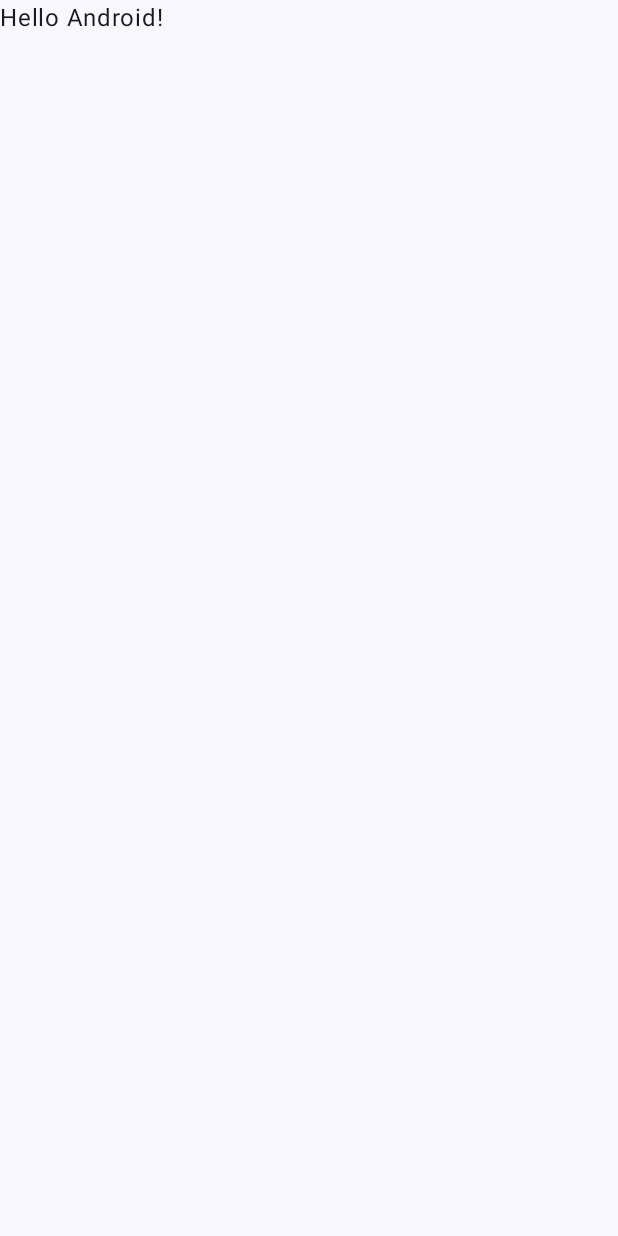
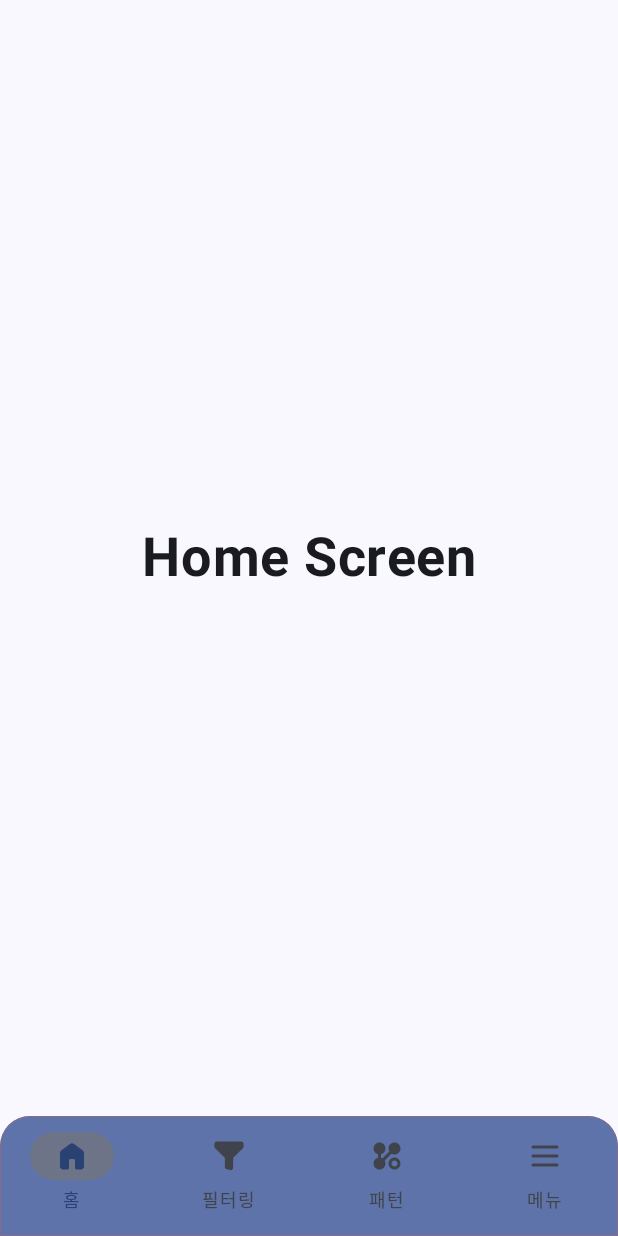
Before and after one commit to SM-QuanTest/QuanTest-FE, an Android app built with Jetpack Compose: the screen it shows after launch (MainActivity), on a phone screen of 412 x 824 dp. Before the commit the screen is almost empty. Run offline under Robolectric (Android 15) with nearby library versions, the phone set to English and light mode, and no system bars.

Commit message:
feat: 하단 네비게이션바 구현

```diff
--- a/app/build.gradle.kts
+++ b/app/build.gradle.kts
@@ -56,4 +56,8 @@ dependencies {
     androidTestImplementation(libs.androidx.ui.test.junit4)
     debugImplementation(libs.androidx.ui.tooling)
     debugImplementation(libs.androidx.ui.test.manifest)
+
+    implementation("androidx.navigation:navigation-compose:2.9.0")
+    implementation("androidx.compose.material:material:1.8.2")
+
 }
--- /dev/null
+++ b/app/src/main/java/com/example/quantest/BottomNavItem.kt
@@ -0,0 +1,19 @@
+package com.example.quantest
+
+import androidx.compose.material.icons.Icons
+import androidx.compose.material.icons.filled.Build
+import androidx.compose.material.icons.filled.Home
+import androidx.compose.material.icons.filled.Menu
+import androidx.compose.material.icons.filled.ShoppingCart
+import androidx.compose.ui.graphics.vector.ImageVector
+
+sealed class BottomNavItem(
+    val route: String,
+    val label: Int,
+    val icon: Int
+) {
+    object Home : BottomNavItem("home", R.string.tab_home, R.drawable.ic_home)
+    object Filter : BottomNavItem("filter", R.string.tab_filter, R.drawable.ic_filter)
+    object Pattern : BottomNavItem("pattern", R.string.tab_pattern, R.drawable.ic_pattern)
+    object Menu : BottomNavItem("menu", R.string.tab_menu, R.drawable.ic_menu)
+}
--- /dev/null
+++ b/app/src/main/java/com/example/quantest/FilterScreen.kt
@@ -0,0 +1,21 @@
+package com.example.quantest
+
+import androidx.compose.foundation.layout.Box
+import androidx.compose.foundation.layout.fillMaxSize
+import androidx.compose.runtime.Composable
+import androidx.compose.material3.Text
+import androidx.compose.ui.Modifier
+import androidx.compose.ui.Alignment
+import androidx.compose.ui.text.font.FontWeight
+import androidx.compose.ui.unit.sp
+
+@Composable
+fun FilterScreen() {
+    Box(modifier = Modifier.fillMaxSize(), contentAlignment = Alignment.Center) {
+        Text(
+            text = "Filter Screen",
+            fontSize = 36.sp,
+            fontWeight = FontWeight.Bold
+        )
+    }
+}
--- /dev/null
+++ b/app/src/main/java/com/example/quantest/HomeScreen.kt
@@ -0,0 +1,21 @@
+package com.example.quantest
+
+import androidx.compose.foundation.layout.Box
+import androidx.compose.foundation.layout.fillMaxSize
+import androidx.compose.runtime.Composable
+import androidx.compose.material3.Text
+import androidx.compose.ui.Modifier
+import androidx.compose.ui.Alignment
+import androidx.compose.ui.text.font.FontWeight
+import androidx.compose.ui.unit.sp
+
+@Composable
+fun HomeScreen() {
+    Box(modifier = Modifier.fillMaxSize(), contentAlignment = Alignment.Center) {
+        Text(
+            text = "Home Screen",
+            fontSize = 36.sp,
+            fontWeight = FontWeight.Bold
+            )
+    }
+}
--- a/app/src/main/java/com/example/quantest/MainActivity.kt
+++ b/app/src/main/java/com/example/quantest/MainActivity.kt
@@ -3,45 +3,15 @@ package com.example.quantest
 import android.os.Bundle
 import androidx.activity.ComponentActivity
 import androidx.activity.compose.setContent
-import androidx.activity.enableEdgeToEdge
-import androidx.compose.foundation.layout.fillMaxSize
-import androidx.compose.foundation.layout.padding
-import androidx.compose.material3.Scaffold
-import androidx.compose.material3.Text
-import androidx.compose.runtime.Composable
-import androidx.compose.ui.Modifier
-import androidx.compose.ui.tooling.preview.Preview
 import com.example.quantest.ui.theme.QuanTestTheme
 
 class MainActivity : ComponentActivity() {
     override fun onCreate(savedInstanceState: Bundle?) {
         super.onCreate(savedInstanceState)
-        enableEdgeToEdge()
         setContent {
-            QuanTestTheme {
-                Scaffold(modifier = Modifier.fillMaxSize()) { innerPadding ->
-                    Greeting(
-                        name = "Android",
-                        modifier = Modifier.padding(innerPadding)
-                    )
-                }
+            QuanTestTheme  {
+                MainScreen()
             }
         }
     }
 }
-
-@Composable
-fun Greeting(name: String, modifier: Modifier = Modifier) {
-    Text(
-        text = "Hello $name!",
-        modifier = modifier
-    )
-}
-
-@Preview(showBackground = true)
-@Composable
-fun GreetingPreview() {
-    QuanTestTheme {
-        Greeting("Android")
-    }
-}
--- /dev/null
+++ b/app/src/main/java/com/example/quantest/MainScreen.kt
@@ -0,0 +1,124 @@
+package com.example.quantest
+
+import androidx.compose.foundation.background
+import androidx.compose.foundation.border
+import androidx.compose.foundation.interaction.MutableInteractionSource
+import androidx.compose.foundation.layout.*
+import androidx.compose.foundation.shape.RoundedCornerShape
+import androidx.compose.material3.*
+import androidx.compose.runtime.Composable
+import androidx.compose.runtime.getValue
+import androidx.compose.runtime.remember
+import androidx.compose.ui.Modifier
+import androidx.compose.ui.draw.clip
+import androidx.compose.ui.graphics.Color
+import androidx.compose.ui.res.painterResource
+import androidx.compose.ui.res.stringResource
+import androidx.compose.ui.unit.dp
+import androidx.compose.ui.unit.sp
+import androidx.navigation.NavDestination
+import androidx.navigation.NavDestination.Companion.hierarchy
+import androidx.navigation.NavGraph.Companion.findStartDestination
+import androidx.navigation.NavHostController
+import androidx.navigation.compose.currentBackStackEntryAsState
+import androidx.navigation.compose.rememberNavController
+
+@Composable
+fun MainScreen() {
+    val navController = rememberNavController()
+    Scaffold(
+        bottomBar = { BottomBar(navController = navController) }
+    ) { innerPadding ->
+        Box(Modifier.padding(innerPadding)) {
+            NavGraph(navController = navController)
+        }
+    }
+}
+
+@Composable
+fun BottomBar(navController: NavHostController) {
+    val screens = listOf(
+        BottomNavItem.Home,
+        BottomNavItem.Filter,
+        BottomNavItem.Pattern,
+        BottomNavItem.Menu
+    )
+    val navBackStackEntry by navController.currentBackStackEntryAsState()
+    val currentDestination = navBackStackEntry?.destination
+
+    // 테두리/모서리 스타일 처리
+    Box(
+        modifier = Modifier
+            .fillMaxWidth()
+            .clip(RoundedCornerShape(topStart = 20.dp, topEnd = 20.dp))
+            .background(Color.Transparent)
+            .border(
+                width = 0.3.dp,
+                color = MaterialTheme.colorScheme.tertiaryContainer,
+                shape = RoundedCornerShape(topStart = 20.dp, topEnd = 20.dp)
+            )
+    ) {
+        NavigationBar(
+            containerColor = MaterialTheme.colorScheme.primaryContainer,
+            tonalElevation = 0.dp // 평면 스타일
+        ) {
+            screens.forEach { screen ->
+                AddItem(
+                    item = screen,
+                    currentDestination = currentDestination,
+                    navController = navController
+                )
+            }
+        }
+    }
+}
+
+@Composable
+fun RowScope.AddItem(
+    item: BottomNavItem,
+    currentDestination: NavDestination?,
+    navController: NavHostController
+) {
+    val selected = currentDestination?.hierarchy?.any { it.route == item.route } == true
+
+    val iconColor = if (selected) {
+        MaterialTheme.colorScheme.primary
+    } else {
+        MaterialTheme.colorScheme.onSurfaceVariant
+    }
+
+    val textColor = if (selected) {
+        MaterialTheme.colorScheme.primary
+    } else {
+        MaterialTheme.colorScheme.onSurfaceVariant
+    }
+
+    val interactionSource = remember { MutableInteractionSource() }
+
+    NavigationBarItem(
+        selected = selected,
+        onClick = {
+            navController.navigate(item.route) {
+                popUpTo(navController.graph.findStartDestination().id)
+                launchSingleTop = true
+            }
+        },
+        icon = {
+            Icon(
+                painter = painterResource(id = item.icon),
+                contentDescription = item.route,
+                modifier = Modifier.size(24.dp),
+                tint = iconColor
+            )
+        },
+        label = {
+            Text(
+                text = stringResource(id = item.label),
+                fontSize = 12.sp,
+                color = textColor
+            )
+        },
+        alwaysShowLabel = true,
+        interactionSource = interactionSource
+    )
+}
--- /dev/null
+++ b/app/src/main/java/com/example/quantest/MenuScreen.kt
@@ -0,0 +1,21 @@
+package com.example.quantest
+
+import androidx.compose.foundation.layout.Box
+import androidx.compose.foundation.layout.fillMaxSize
+import androidx.compose.runtime.Composable
+import androidx.compose.material3.Text
+import androidx.compose.ui.Modifier
+import androidx.compose.ui.Alignment
+import androidx.compose.ui.text.font.FontWeight
+import androidx.compose.ui.unit.sp
+
+@Composable
+fun MenuScreen() {
+    Box(modifier = Modifier.fillMaxSize(), contentAlignment = Alignment.Center) {
+        Text(
+            text = "Menu Screen",
+            fontSize = 36.sp,
+            fontWeight = FontWeight.Bold
+        )
+    }
+}
--- /dev/null
+++ b/app/src/main/java/com/example/quantest/NavGraph.kt
@@ -0,0 +1,16 @@
+package com.example.quantest
+
+import androidx.compose.runtime.Composable
+import androidx.navigation.NavHostController
+import androidx.navigation.compose.NavHost
+import androidx.navigation.compose.composable
+
+@Composable
+fun NavGraph(navController: NavHostController) {
+    NavHost(navController = navController, startDestination = BottomNavItem.Home.route) {
+        composable(BottomNavItem.Home.route) { HomeScreen() }
+        composable(BottomNavItem.Filter.route) { FilterScreen() }
+        composable(BottomNavItem.Pattern.route) { PatternScreen() }
+        composable(BottomNavItem.Menu.route) { MenuScreen() }
+    }
+}
--- /dev/null
+++ b/app/src/main/java/com/example/quantest/PatternScreen.kt
@@ -0,0 +1,21 @@
+package com.example.quantest
+
+import androidx.compose.foundation.layout.Box
+import androidx.compose.foundation.layout.fillMaxSize
+import androidx.compose.runtime.Composable
+import androidx.compose.material3.Text
+import androidx.compose.ui.Modifier
+import androidx.compose.ui.Alignment
+import androidx.compose.ui.text.font.FontWeight
+import androidx.compose.ui.unit.sp
+
+@Composable
+fun PatternScreen() {
+    Box(modifier = Modifier.fillMaxSize(), contentAlignment = Alignment.Center) {
+        Text(
+            text = "Pattern Screen",
+            fontSize = 36.sp,
+            fontWeight = FontWeight.Bold
+        )
+    }
+}
--- a/app/src/main/java/com/example/quantest/ui/theme/Color.kt
+++ b/app/src/main/java/com/example/quantest/ui/theme/Color.kt
@@ -9,3 +9,7 @@ val Pink80 = Color(0xFFEFB8C8)
 val Purple40 = Color(0xFF6650a4)
 val PurpleGrey40 = Color(0xFF625b71)
 val Pink40 = Color(0xFF7D5260)
+
+val Navy = Color(0xFF3343BC)
+val Blue = Color(0xFF3182F7)
+val Red = Color(0xFFF04452)
--- /dev/null
+++ b/app/src/main/res/drawable/ic_filter.xml
@@ -0,0 +1,13 @@
+<vector xmlns:android="http://schemas.android.com/apk/res/android"
+    android:width="24dp"
+    android:height="24dp"
+    android:viewportWidth="24"
+    android:viewportHeight="24">
+  <path
+      android:pathData="M4,3H20C20.265,3 20.52,3.105 20.707,3.293C20.895,3.48 21,3.735 21,4V5.586C21,5.851 20.895,6.106 20.707,6.293L14.293,12.707C14.106,12.894 14,13.149 14,13.414V19.719C14,19.871 13.965,20.021 13.899,20.157C13.832,20.294 13.735,20.413 13.616,20.507C13.496,20.6 13.356,20.665 13.208,20.697C13.059,20.729 12.905,20.726 12.758,20.689L10.758,20.189C10.542,20.135 10.349,20.01 10.212,19.834C10.075,19.659 10,19.442 10,19.219V13.414C10,13.149 9.895,12.894 9.707,12.707L3.293,6.293C3.105,6.106 3,5.851 3,5.586V4C3,3.735 3.105,3.48 3.293,3.293C3.48,3.105 3.735,3 4,3Z"
+      android:strokeLineJoin="round"
+      android:strokeWidth="1.5"
+      android:fillColor="#000000"
+      android:strokeColor="#000000"
+      android:strokeLineCap="round"/>
+</vector>
--- /dev/null
+++ b/app/src/main/res/drawable/ic_home.xml
@@ -0,0 +1,9 @@
+<vector xmlns:android="http://schemas.android.com/apk/res/android"
+    android:width="24dp"
+    android:height="24dp"
+    android:viewportWidth="24"
+    android:viewportHeight="24">
+  <path
+      android:pathData="M4,19V10C4,9.683 4.071,9.383 4.213,9.1C4.355,8.817 4.551,8.583 4.8,8.4L10.8,3.9C11.15,3.633 11.55,3.5 12,3.5C12.45,3.5 12.85,3.633 13.2,3.9L19.2,8.4C19.45,8.583 19.646,8.817 19.788,9.1C19.93,9.383 20.001,9.683 20,10V19C20,19.55 19.804,20.021 19.412,20.413C19.02,20.805 18.549,21.001 18,21H15C14.717,21 14.479,20.904 14.288,20.712C14.097,20.52 14.001,20.283 14,20V15C14,14.717 13.904,14.479 13.712,14.288C13.52,14.097 13.283,14.001 13,14H11C10.717,14 10.479,14.096 10.288,14.288C10.097,14.48 10.001,14.717 10,15V20C10,20.283 9.904,20.521 9.712,20.713C9.52,20.905 9.283,21.001 9,21H6C5.45,21 4.979,20.804 4.588,20.413C4.197,20.022 4.001,19.551 4,19Z"
+      android:fillColor="#000000"/>
+</vector>
--- /dev/null
+++ b/app/src/main/res/drawable/ic_menu.xml
@@ -0,0 +1,13 @@
+<vector xmlns:android="http://schemas.android.com/apk/res/android"
+    android:width="24dp"
+    android:height="24dp"
+    android:viewportWidth="24"
+    android:viewportHeight="24">
+  <path
+      android:pathData="M4,12H20M4,18H20M4,6H20"
+      android:strokeLineJoin="round"
+      android:strokeWidth="2"
+      android:fillColor="#00000000"
+      android:strokeColor="#000000"
+      android:strokeLineCap="round"/>
+</vector>
--- /dev/null
+++ b/app/src/main/res/drawable/ic_pattern.xml
@@ -0,0 +1,9 @@
+<vector xmlns:android="http://schemas.android.com/apk/res/android"
+    android:width="24dp"
+    android:height="24dp"
+    android:viewportWidth="24"
+    android:viewportHeight="24">
+  <path
+      android:pathData="M7,3C8.061,3 9.078,3.421 9.828,4.172C10.579,4.922 11,5.939 11,7C11,8.86 9.73,10.43 8,10.87V13.13C8.37,13.22 8.72,13.37 9.04,13.56L13.56,9.04C13.2,8.44 13,7.75 13,7C13,5.939 13.421,4.922 14.172,4.172C14.922,3.421 15.939,3 17,3C18.061,3 19.078,3.421 19.828,4.172C20.579,4.922 21,5.939 21,7C21,8.061 20.579,9.078 19.828,9.828C19.078,10.579 18.061,11 17,11C16.26,11 15.57,10.8 15,10.45L10.45,15C10.8,15.57 11,16.26 11,17C11,18.061 10.579,19.078 9.828,19.828C9.078,20.579 8.061,21 7,21C5.939,21 4.922,20.579 4.172,19.828C3.421,19.078 3,18.061 3,17C3,15.14 4.27,13.57 6,13.13V10.87C4.27,10.43 3,8.86 3,7C3,5.939 3.421,4.922 4.172,4.172C4.922,3.421 5.939,3 7,3ZM17,13C18.061,13 19.078,13.421 19.828,14.172C20.579,14.922 21,15.939 21,17C21,18.061 20.579,19.078 19.828,19.828C19.078,20.579 18.061,21 17,21C15.939,21 14.922,20.579 14.172,19.828C13.421,19.078 13,18.061 13,17C13,15.939 13.421,14.922 14.172,14.172C14.922,13.421 15.939,13 17,13ZM17,15C16.47,15 15.961,15.211 15.586,15.586C15.211,15.961 15,16.47 15,17C15,17.53 15.211,18.039 15.586,18.414C15.961,18.789 16.47,19 17,19C17.53,19 18.039,18.789 18.414,18.414C18.789,18.039 19,17.53 19,17C19,16.47 18.789,15.961 18.414,15.586C18.039,15.211 17.53,15 17,15Z"
+      android:fillColor="#000000"/>
+</vector>
--- a/app/src/main/res/values/strings.xml
+++ b/app/src/main/res/values/strings.xml
@@ -1,3 +1,7 @@
 <resources>
     <string name="app_name">QuanTest</string>
+    <string name="tab_home">홈</string>
+    <string name="tab_filter">필터링</string>
+    <string name="tab_pattern">패턴</string>
+    <string name="tab_menu">메뉴</string>
 </resources>
```
